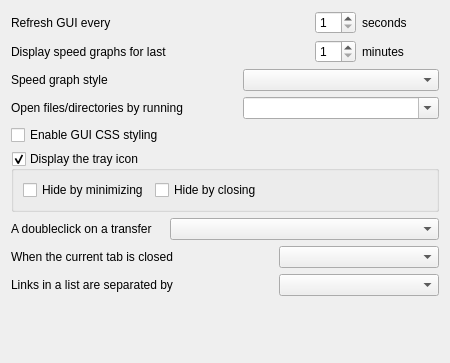
Qt form src/SettingsGeneralForm.ui (LubosD/fatrat) before a commit.
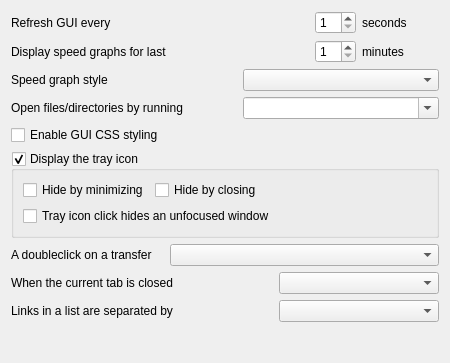
The same form after that commit.

What changed in the file:
```diff
--- a/src/SettingsGeneralForm.ui
+++ b/src/SettingsGeneralForm.ui
@@ -125,6 +125,13 @@
         </property>
        </spacer>
       </item>
+      <item row="1" column="0" colspan="3" >
+       <widget class="QCheckBox" name="checkHideUnfocused" >
+        <property name="text" >
+         <string>Tray icon click hides an unfocused window</string>
+        </property>
+       </widget>
+      </item>
      </layout>
     </widget>
    </item>
```
